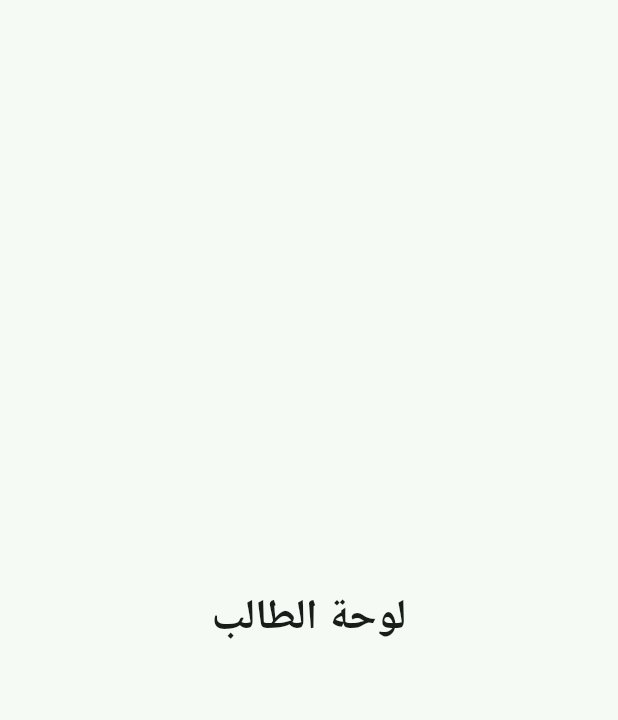
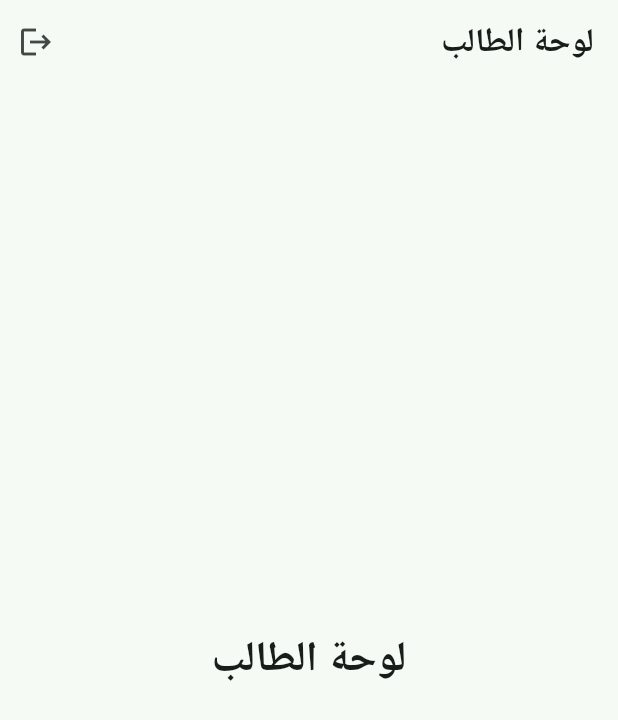
Before and after one commit to Shadi-Younis/afdal-uloom-app, a Flutter app: the StudentHomeScreen screen opened by its route, on a phone screen of 412 x 824 dp. Shown: the top 720 px of the screen. Run offline on Flutter 3.47's test engine with Material 3 defaults, Android fonts, the phone set to English and light mode, and no system bars; our stand-ins replace flutter_riverpod, go_router, google_fonts; Roboto replaces fonts that are missing (Cairo).

Commit message:
feat: add app bar with temporary logout to role screens
Role screens had no AppBar and login uses context.go, so there was no way
back. Each role screen now shows its title in an AppBar with a temporary
logout action that goes to /login until real signOut lands (phase 2.4).

Co-Authored-By: Claude Opus 5.5 <noreply@anthropic.com>

```diff
--- a/lib/features/student/student_home_screen.dart
+++ b/lib/features/student/student_home_screen.dart
@@ -1,4 +1,5 @@
 import 'package:flutter/material.dart';
+import 'package:go_router/go_router.dart';
 
 class StudentHomeScreen extends StatelessWidget {
   const StudentHomeScreen({super.key});
@@ -6,6 +7,17 @@ class StudentHomeScreen extends StatelessWidget {
   @override
   Widget build(BuildContext context) {
     return Scaffold(
+      appBar: AppBar(
+        title: const Text('لوحة الطالب'),
+        actions: [
+          IconButton(
+            icon: const Icon(Icons.logout),
+            tooltip: 'تسجيل الخروج',
+            // TODO: replace with real signOut (phase 2.4)
+            onPressed: () => context.go('/login'),
+          ),
+        ],
+      ),
       body: Center(
         child: Text(
           'لوحة الطالب',
```
Also changed, not shown: lib/features/admin/admin_home_screen.dart (+12 -0 lines), lib/features/teacher/teacher_home_screen.dart (+12 -0 lines), 1 other file.
